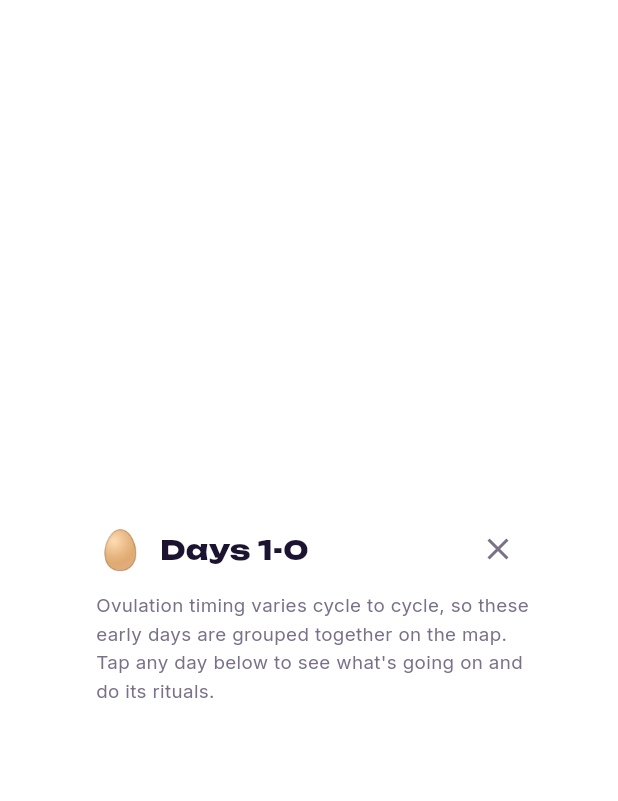
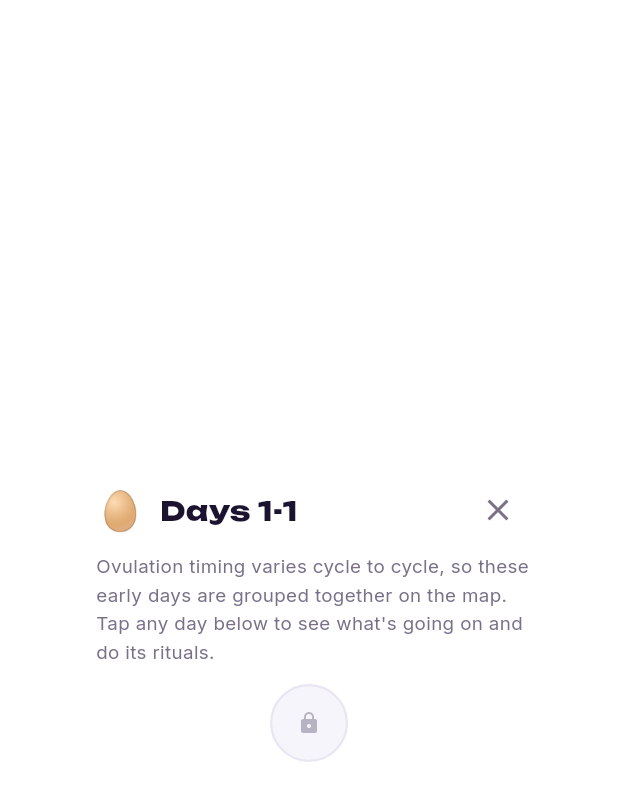
Before and after one commit to axentrix/wommi, a Flutter app: the OvaryPhaseDialog widget shown alone on an empty page, opened directly with empty values, on a phone screen of 412 x 824 dp. Shown: the top 801 px of the screen. Run offline on Flutter 3.47's test engine with Material 3 defaults, Android fonts, the phone set to English and light mode, and no system bars; our stand-ins replace drift, flutter_riverpod, google_fonts; missing offline and left inert: dart:html; accounts and stored records are empty; generated files the repository leaves out were written again.

Commit message:
Add ovulation toggle to the ovary node; make its day count dynamic
There was no way to mark ovulation from the ovary node itself - the
only path was drilling into a specific day's chip first. The ovary
phase dialog now has an "Ovulation started" toggle right at the top,
marking today's day directly.

The ovary/tube boundary is now driven by that mark instead of a fixed
13-day guess: once set, the grouped node covers days 1..ovulationDay
and individual day markers begin right after, entering the fallopian
tube from that day - both the dialog's day grid and the main map
update live, no reopen needed.

Co-Authored-By: Claude Sonnet 5 <noreply@anthropic.com>
Claude-Session: https://claude.ai/code/session_01S4XViBRFi7itkcbNRgDFY5

```diff
--- a/lib/widgets/ovary_phase_dialog.dart
+++ b/lib/widgets/ovary_phase_dialog.dart
@@ -3,6 +3,7 @@ import 'package:flutter_riverpod/flutter_riverpod.dart';
 import 'package:google_fonts/google_fonts.dart';
 import '../theme.dart';
 import '../providers/user_state_provider.dart';
+import '../providers/repository_provider.dart';
 
 /// The "enlarged highlight" shown when tapping the combined ovary node on
 /// the journey map: since ovulation timing varies and this phase's real
@@ -22,6 +23,19 @@ class OvaryPhaseDialog extends ConsumerWidget {
   Widget build(BuildContext context, WidgetRef ref) {
     final userState = ref.watch(userStateProvider);
     final currentDay = userState.currentDay;
+    // Reacts live to the toggle below instead of the count this dialog was
+    // opened with, so marking ovulation immediately shrinks the grid to
+    // match, no reopen needed.
+    final effectiveDayCount = (userState.ovulationDay ?? dayCount).clamp(1, 33);
+
+    // Only worth asking for a journey that started early in the cycle -
+    // onboarding doesn't collect an ovulation date at all yet, so that half
+    // of the eligibility is unconditionally true for now.
+    final eligible = userState.startingCycleDay != null &&
+        userState.startingCycleDay! < 10;
+    final ovulationMarkedToday = userState.ovulationDay == currentDay;
+    final showOvulationToggle = eligible &&
+        (userState.ovulationDay == null || ovulationMarkedToday);
 
     return Dialog(
       backgroundColor: Colors.transparent,
@@ -45,7 +59,7 @@ class OvaryPhaseDialog extends ConsumerWidget {
                       const SizedBox(width: 10),
                       Expanded(
                         child: Text(
-                          'Days 1-$dayCount',
+                          'Days 1-$effectiveDayCount',
                           style: GoogleFonts.unbounded(
                             fontSize: 18,
                             fontWeight: FontWeight.w800,
@@ -72,13 +86,71 @@ class OvaryPhaseDialog extends ConsumerWidget {
                 ],
               ),
             ),
+            if (showOvulationToggle)
+              Padding(
+                padding: const EdgeInsets.fromLTRB(24, 0, 24, 16),
+                child: Container(
+                  padding:
+                      const EdgeInsets.symmetric(horizontal: 14, vertical: 12),
+                  decoration: BoxDecoration(
+                    color: WommiColors.gold.withOpacity(0.12),
+                    borderRadius: BorderRadius.circular(14),
+                    border:
+                        Border.all(color: WommiColors.gold.withOpacity(0.4)),
+                  ),
+                  child: Row(
+                    children: [
+                      Expanded(
+                        child: Column(
+                          crossAxisAlignment: CrossAxisAlignment.start,
+                          children: [
+                            Text(
+                              'Ovulation started',
+                              style: GoogleFonts.unbounded(
+                                fontSize: 12,
+                                fontWeight: FontWeight.w700,
+                                color: WommiColors.ink,
+                              ),
+                            ),
+                            const SizedBox(height: 3),
+                            Text(
+                              ovulationMarkedToday
+                                  ? 'Marked on day $currentDay. From here the journey continues into the fallopian tube. Tap to undo.'
+                                  : 'Got a positive test or other sign today? From here the journey continues into the fallopian tube.',
+                              style: GoogleFonts.inter(
+                                fontSize: 10.5,
+                                color: WommiColors.inkDim,
+                                height: 1.35,
+                              ),
+                            ),
+                          ],
+                        ),
+                      ),
+                      const SizedBox(width: 8),
+                      Switch(
+                        value: ovulationMarkedToday,
+                        activeThumbColor: WommiColors.gold,
+                        onChanged: (value) {
+                          final newDay = value ? currentDay : null;
+                          ref
+                              .read(userStateProvider.notifier)
+                              .markOvulationDay(newDay);
+                          ref
+                              .read(repositoryProvider)
+                              .setOvulationDay(newDay);
+                        },
+                      ),
+                    ],
+                  ),
+                ),
+              ),
             Flexible(
               child: SingleChildScrollView(
                 padding: const EdgeInsets.fromLTRB(24, 0, 24, 24),
                 child: Wrap(
                   spacing: 12,
                   runSpacing: 12,
-                  children: List.generate(dayCount, (i) {
+                  children: List.generate(effectiveDayCount, (i) {
                     final day = i + 1;
                     final isCompleted = userState.completedDays.contains(day);
                     final isInProgress = !isCompleted &&
```
Also changed, not shown: lib/widgets/journey_map_widget.dart (+26 -8 lines), 2 other files.
